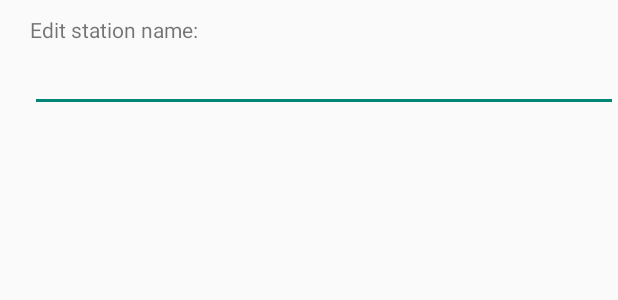
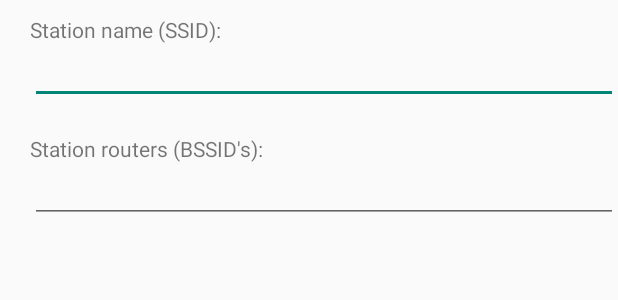
Before and after one commit to noam2030/OpenTrain, an Android app: the layout dialog_layout.xml on its own in the app's theme, with its tools: preview values and no code run, on a phone screen of 412 x 824 dp. Shown: the top 300 px of the screen. Run offline under Robolectric (Android 15) with nearby library versions, the phone set to English and light mode, and no system bars.

Commit message:
add map to server

```diff
--- a/app/src/main/java/com/opentrain/app/model/Settings.java
+++ b/app/src/main/java/com/opentrain/app/model/Settings.java
@@ -6,7 +6,7 @@ package com.opentrain.app.model;
 public class Settings {
 
     public static long SCAN_INTERVAL = 15000;
-    public static String url = "https://etherpad.mozilla.org/ep/pad/export/hPjMFFUv1I/latest?format=txt";
-    public static String serverUrl = "https://etherpad.mozilla.org/hPjMFFUv1I";
+    public static String url_get_map_from_server = "http://otrain.org:8000/data/ls";
+    public static String url_add_map_to_server = "http://otrain.org:8000/data/submit";
     public static String stationSSID = "S-ISRAEL-RAILWAYS";
 }
--- a/app/src/main/java/com/opentrain/app/service/WifiScanner.java
+++ b/app/src/main/java/com/opentrain/app/service/WifiScanner.java
@@ -169,7 +169,7 @@ public class WifiScanner extends BroadcastReceiver {
 
     public void getMapFromServer() {
 
-        NetowrkManager.getInstance().getMapFromSErver(new NetowrkManager.RequestListener() {
+        NetowrkManager.getInstance().getMapFromServer(new NetowrkManager.RequestListener() {
             @Override
             public void onResponse(Object response) {
                 map = MainModel.getInstance().getMap();
--- a/app/src/main/res/layout/dialog_layout.xml
+++ b/app/src/main/res/layout/dialog_layout.xml
@@ -7,28 +7,36 @@
     <LinearLayout
         android:layout_width="match_parent"
         android:layout_height="wrap_content"
-        android:paddingLeft="20dp"
-        android:orientation="vertical">
+        android:orientation="vertical"
+        android:paddingLeft="20dp">
 
         <TextView
             android:id="@+id/textView1"
             android:layout_width="wrap_content"
             android:layout_height="wrap_content"
             android:layout_marginTop="10dp"
-            android:text="Edit station name:" />
+            android:text="Station name (SSID):" />
 
         <EditText
-            android:id="@+id/editText"
+            android:id="@+id/editText_station_name"
             android:layout_width="match_parent"
             android:layout_height="wrap_content"
-            android:layout_above="@id/editText"
-            android:layout_alignParentBottom="true"
-            android:layout_marginBottom="10dp" />
+            android:layout_marginBottom="10dp"
+            android:textSize="14sp" />
 
         <TextView
-            android:id="@+id/textView"
+            android:id="@+id/textView2"
             android:layout_width="wrap_content"
-            android:layout_height="wrap_content" />
+            android:layout_height="wrap_content"
+            android:layout_marginTop="10dp"
+            android:text="Station routers (BSSID's):" />
+
+        <EditText
+            android:id="@+id/editText_station_routers"
+            android:layout_width="match_parent"
+            android:layout_height="wrap_content"
+            android:layout_marginBottom="10dp"
+            android:textSize="14sp" />
 
 
     </LinearLayout>
--- a/app/src/main/res/menu/menu_main.xml
+++ b/app/src/main/res/menu/menu_main.xml
@@ -15,7 +15,7 @@
     <item
         android:id="@+id/action_edit_server"
         android:orderInCategory="100"
-        android:title="@string/action_edit_server_action_edit_server"
+        android:title="@string/action_edit_server"
         app:showAsAction="never" />
     <item
         android:id="@+id/action_set_ssid_search_name"
--- a/app/src/main/res/values/strings.xml
+++ b/app/src/main/res/values/strings.xml
@@ -3,8 +3,8 @@
     <string name="hello_world">Hello world!</string>
     <string name="action_settings">Settings</string>
     <string name="action_clear">Clear list</string>
-    <string name="action_load_from_server">Load BSSID from server</string>
-    <string name="action_edit_server_action_edit_server">Paste copied to server</string>
+    <string name="action_load_from_server">Load BSSIDs from server</string>
+    <string name="action_edit_server">Send BSSID to server</string>
     <string name="action_set_ssid_search_name">Set SSID name</string>
     <string name="action_clear_log_list">Clear logs</string>
     <string name="action_refresh_log_list">Refresh log items</string>
```
Also changed, not shown: app/src/main/java/com/opentrain/app/network/NetowrkManager.java (+31 -11 lines), app/src/main/java/com/opentrain/app/utils/Logger.java (+17 -0 lines), app/src/main/java/com/opentrain/app/view/MainActivity.java (+12 -12 lines), 1 other file.
